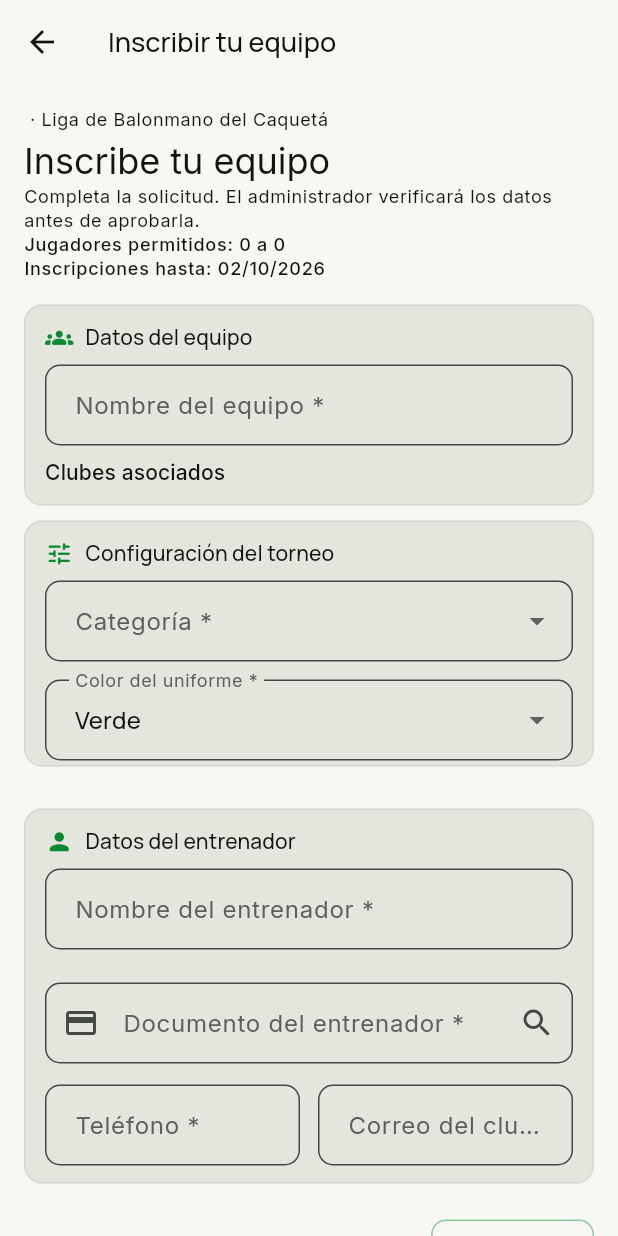
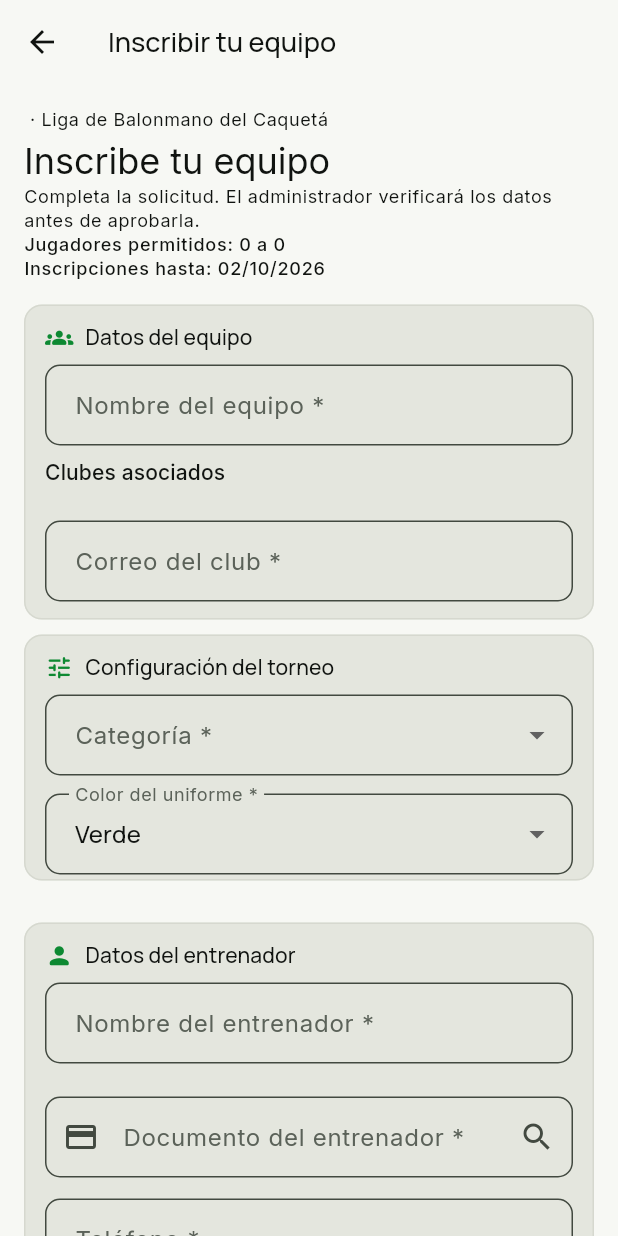
Before and after one commit to tatiana1104/handplay_demo, a Flutter app: the TeamRegistrationScreen screen opened directly with empty values, on a phone screen of 412 x 824 dp. Run offline on Flutter 3.47's test engine with Material 3 defaults, Android fonts, the phone set to English and light mode, and no system bars; our stand-ins replace cloud_firestore, dartz, equatable, firebase_auth, firebase_core, firebase_messaging and 5 more; accounts and stored records are empty.

Commit message:
Move club email into team details

```diff
--- a/lib/features/tournaments/presentation/screens/team_registration_form.dart
+++ b/lib/features/tournaments/presentation/screens/team_registration_form.dart
@@ -159,7 +159,13 @@ class TeamRegistrationForm extends StatelessWidget {
                   },
                 ),
               ],
-
+              const SizedBox(height: 14),
+              _field(
+                clubEmailController,
+                'Correo del club *',
+                'club@correo.com',
+                email: true,
+              ),
             ],
           ),
           _sectionCard(
@@ -252,27 +258,7 @@ class TeamRegistrationForm extends StatelessWidget {
                     : null,
               ),
               const SizedBox(height: 14),
-              Row(
-                crossAxisAlignment: CrossAxisAlignment.start,
-                children: [
-                  Expanded(
-                    child: _field(
-                      phoneController,
-                      'Teléfono *',
-                      '300 123 4567',
-                    ),
-                  ),
-                  const SizedBox(width: 12),
-                  Expanded(
-                    child: _field(
-                      clubEmailController,
-                      'Correo del club *',
-                      'club@correo.com',
-                      email: true,
-                    ),
-                  ),
-                ],
-              ),
+              _field(phoneController, 'Teléfono *', '300 123 4567'),
             ],
           ),
           const SizedBox(height: 10),
```
Also changed, not shown: 2 other files.
